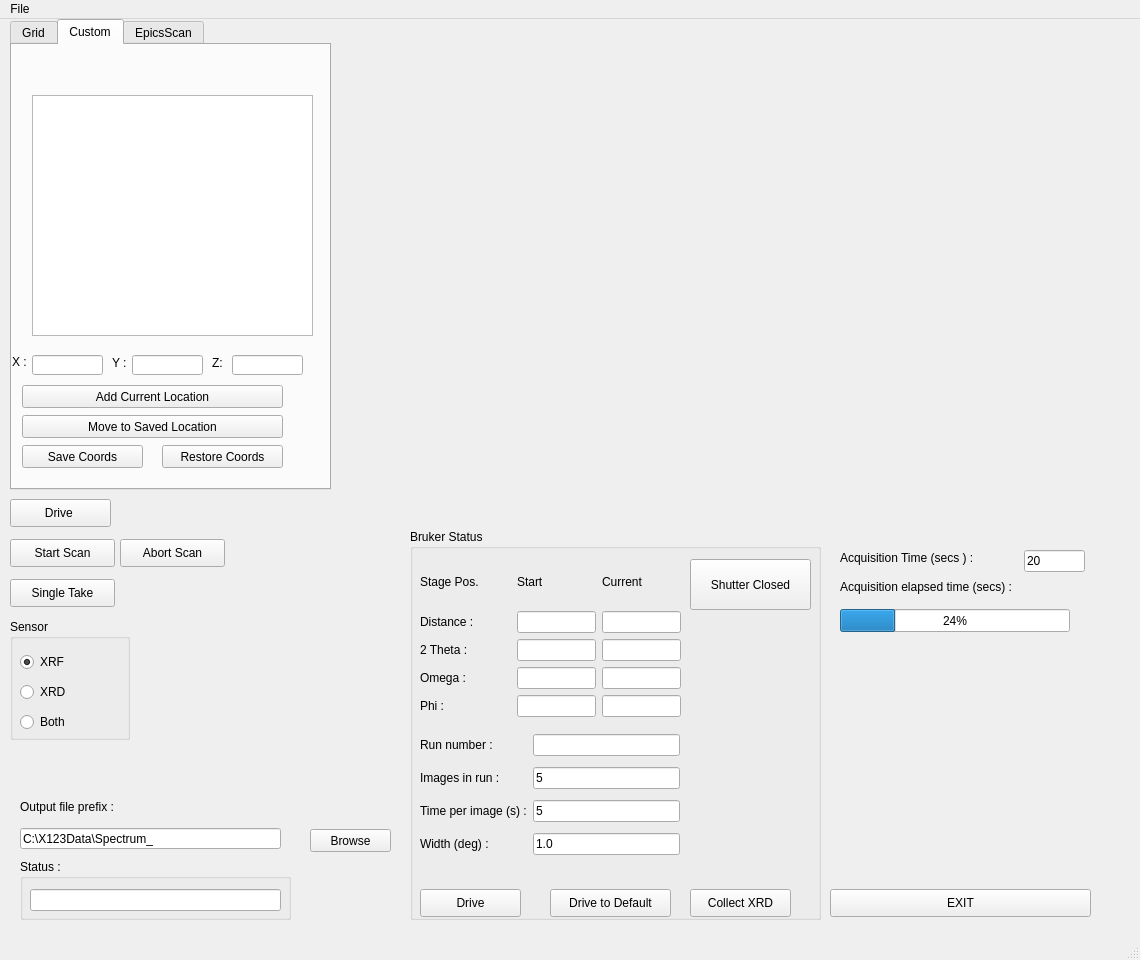
Before: the Qt Designer form gridscan_mainwin.ui in hgarbeil/pyAmptek, drawn with Qt 5.
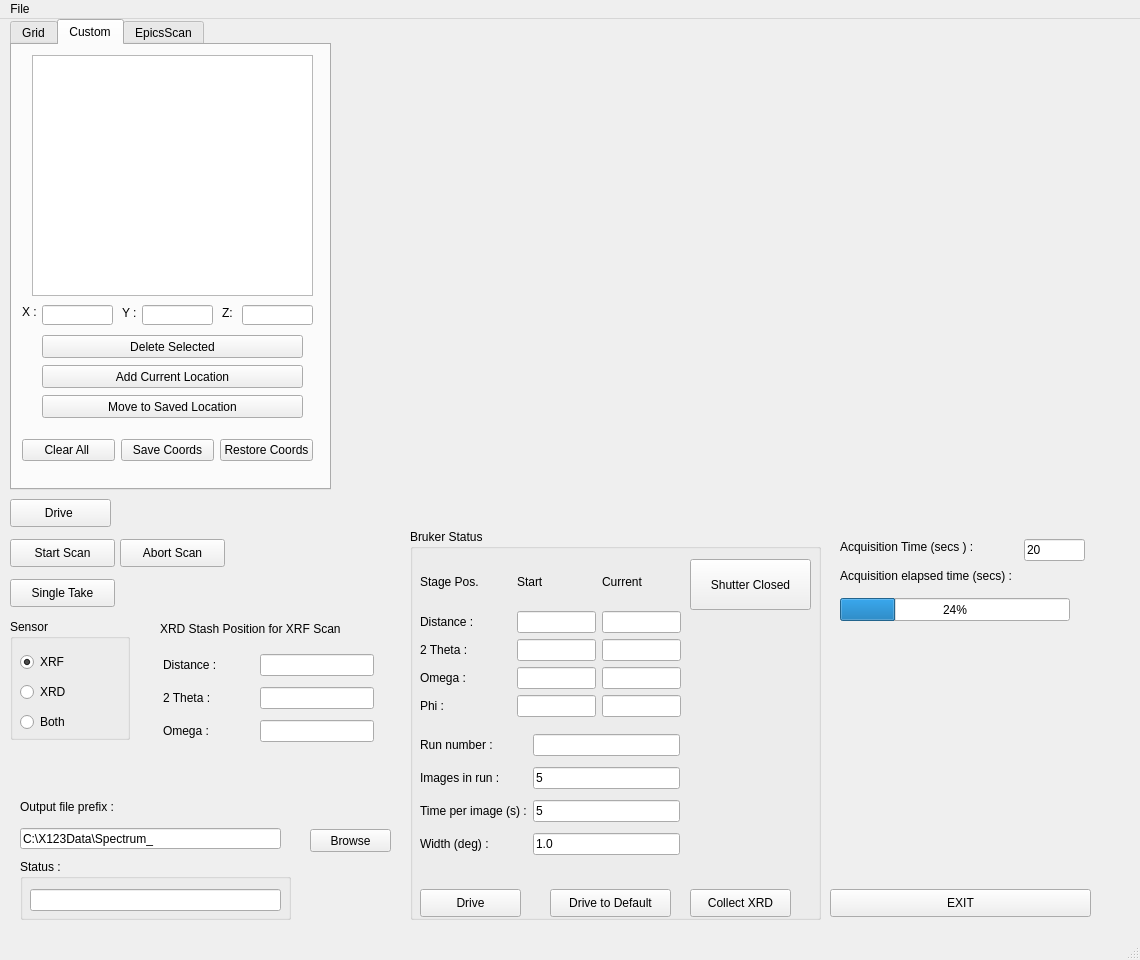
After: the same form once the commit is applied. Custom widgets are drawn as their Qt base class.

Commit message: Added "Clear All" and "Delete Selected" buttons to the coord locations tab,  event handlers there but untested

Patch:
```diff
--- a/gridscan_mainwin.ui
+++ b/gridscan_mainwin.ui
@@ -122,7 +122,7 @@
     <property name="geometry">
      <rect>
       <x>840</x>
-      <y>590</y>
+      <y>579</y>
       <width>230</width>
       <height>23</height>
      </rect>
@@ -135,8 +135,8 @@
     <property name="geometry">
      <rect>
       <x>840</x>
-      <y>560</y>
-      <width>191</width>
+      <y>549</y>
+      <width>221</width>
       <height>16</height>
      </rect>
     </property>
@@ -199,7 +199,7 @@
     <property name="geometry">
      <rect>
       <x>840</x>
-      <y>531</y>
+      <y>520</y>
       <width>150</width>
       <height>16</height>
      </rect>
@@ -212,7 +212,7 @@
     <property name="geometry">
      <rect>
       <x>1024</x>
-      <y>531</y>
+      <y>520</y>
       <width>61</width>
       <height>22</height>
      </rect>
@@ -577,7 +577,7 @@
       <property name="geometry">
        <rect>
         <x>20</x>
-        <y>50</y>
+        <y>10</y>
         <width>281</width>
         <height>241</height>
        </rect>
@@ -589,8 +589,8 @@
      <widget class="QPushButton" name="add_current_button">
       <property name="geometry">
        <rect>
-        <x>10</x>
-        <y>340</y>
+        <x>30</x>
+        <y>320</y>
         <width>261</width>
         <height>23</height>
        </rect>
@@ -602,8 +602,8 @@
      <widget class="QLabel" name="label_14">
       <property name="geometry">
        <rect>
-        <x>0</x>
-        <y>310</y>
+        <x>10</x>
+        <y>260</y>
         <width>47</width>
         <height>13</height>
        </rect>
@@ -615,8 +615,8 @@
      <widget class="QLabel" name="label_15">
       <property name="geometry">
        <rect>
-        <x>100</x>
-        <y>310</y>
+        <x>110</x>
+        <y>260</y>
         <width>21</width>
         <height>16</height>
        </rect>
@@ -628,8 +628,8 @@
      <widget class="QLineEdit" name="x_customLE">
       <property name="geometry">
        <rect>
-        <x>20</x>
-        <y>310</y>
+        <x>30</x>
+        <y>260</y>
         <width>71</width>
         <height>20</height>
        </rect>
@@ -638,44 +638,18 @@
      <widget class="QLineEdit" name="y_customLE">
       <property name="geometry">
        <rect>
-        <x>120</x>
-        <y>310</y>
+        <x>130</x>
+        <y>260</y>
         <width>71</width>
         <height>20</height>
        </rect>
       </property>
      </widget>
-     <widget class="QPushButton" name="saveCoordsButton">
-      <property name="geometry">
-       <rect>
-        <x>10</x>
-        <y>400</y>
-        <width>121</width>
-        <height>23</height>
-       </rect>
-      </property>
-      <property name="text">
-       <string>Save Coords</string>
-      </property>
-     </widget>
-     <widget class="QPushButton" name="restoreCoordsButton">
-      <property name="geometry">
-       <rect>
-        <x>150</x>
-        <y>400</y>
-        <width>121</width>
-        <height>23</height>
-       </rect>
-      </property>
-      <property name="text">
-       <string>Restore Coords</string>
-      </property>
-     </widget>
      <widget class="QLabel" name="label_20">
       <property name="geometry">
        <rect>
-        <x>200</x>
-        <y>310</y>
+        <x>210</x>
+        <y>260</y>
         <width>21</width>
         <height>16</height>
        </rect>
@@ -687,8 +661,8 @@
      <widget class="QLineEdit" name="z_customLE">
       <property name="geometry">
        <rect>
-        <x>220</x>
-        <y>310</y>
+        <x>230</x>
+        <y>260</y>
         <width>71</width>
         <height>20</height>
        </rect>
@@ -697,8 +671,8 @@
      <widget class="QPushButton" name="add_current_button_2">
       <property name="geometry">
        <rect>
-        <x>10</x>
-        <y>370</y>
+        <x>30</x>
+        <y>350</y>
         <width>261</width>
         <height>23</height>
        </rect>
@@ -707,6 +681,52 @@
        <string>Move to Saved Location</string>
       </property>
      </widget>
+     <widget class="QPushButton" name="delSelectedButton">
+      <property name="geometry">
+       <rect>
+        <x>30</x>
+        <y>290</y>
+        <width>261</width>
+        <height>23</height>
+       </rect>
+      </property>
+      <property name="text">
+       <string>Delete Selected</string>
+      </property>
+     </widget>
+     <widget class="QWidget" name="">
+      <property name="geometry">
+       <rect>
+        <x>10</x>
+        <y>390</y>
+        <width>291</width>
+        <height>31</height>
+       </rect>
+      </property>
+      <layout class="QGridLayout" name="gridLayout_6">
+       <item row="0" column="0">
+        <widget class="QPushButton" name="clearCoordsButton">
+         <property name="text">
+          <string>Clear All </string>
+         </property>
+        </widget>
+       </item>
+       <item row="0" column="1">
+        <widget class="QPushButton" name="saveCoordsButton">
+         <property name="text">
+          <string>Save Coords</string>
+         </property>
+        </widget>
+       </item>
+       <item row="0" column="2">
+        <widget class="QPushButton" name="restoreCoordsButton">
+         <property name="text">
+          <string>Restore Coords</string>
+         </property>
+        </widget>
+       </item>
+      </layout>
+     </widget>
     </widget>
     <widget class="QWidget" name="tab_3">
      <attribute name="title">
@@ -1005,6 +1025,67 @@
      </property>
     </widget>
    </widget>
+   <widget class="QLabel" name="label_31">
+    <property name="geometry">
+     <rect>
+      <x>160</x>
+      <y>600</y>
+      <width>221</width>
+      <height>20</height>
+     </rect>
+    </property>
+    <property name="text">
+     <string>XRD Stash Position for XRF Scan</string>
+    </property>
+   </widget>
+   <widget class="QWidget" name="">
+    <property name="geometry">
+     <rect>
+      <x>163</x>
+      <y>630</y>
+      <width>211</width>
+      <height>98</height>
+     </rect>
+    </property>
+    <layout class="QGridLayout" name="gridLayout_5">
+     <item row="0" column="0">
+      <widget class="QLabel" name="label_29">
+       <property name="minimumSize">
+        <size>
+         <width>91</width>
+         <height>0</height>
+        </size>
+       </property>
+       <property name="text">
+        <string>Distance :</string>
+       </property>
+      </widget>
+     </item>
+     <item row="0" column="1">
+      <widget class="QLineEdit" name="distStashLE"/>
+     </item>
+     <item row="1" column="0">
+      <widget class="QLabel" name="label_28">
+       <property name="text">
+        <string>2 Theta :</string>
+       </property>
+      </widget>
+     </item>
+     <item row="1" column="1">
+      <widget class="QLineEdit" name="twothetaStashLE"/>
+     </item>
+     <item row="2" column="0">
+      <widget class="QLabel" name="label_30">
+       <property name="text">
+        <string>Omega :</string>
+       </property>
+      </widget>
+     </item>
+     <item row="2" column="1">
+      <widget class="QLineEdit" name="omegaStashLE"/>
+     </item>
+    </layout>
+   </widget>
   </widget>
   <widget class="QMenuBar" name="menubar">
    <property name="geometry">
```
The commit also changes 1 other file.
